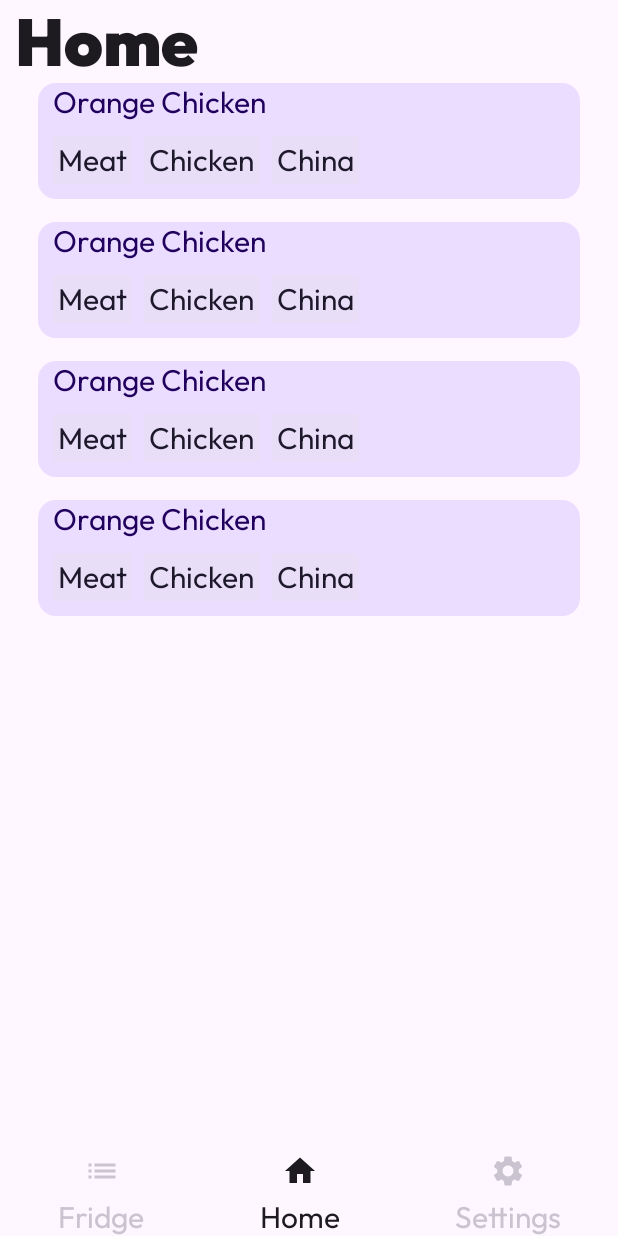
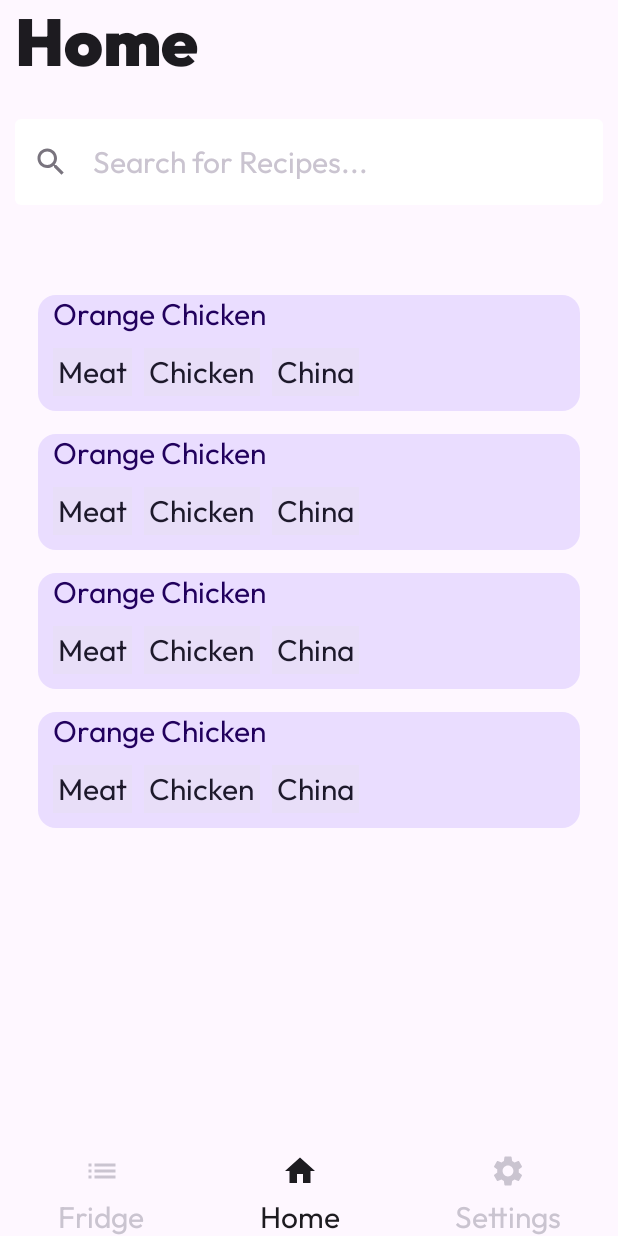
Before and after one commit to DanielRasho/SmartFridge, an Android app built with Jetpack Compose: the HomeView screen opened through its navigation route, on a phone screen of 412 x 824 dp. Run offline under Robolectric (Android 15) with nearby library versions, the light colour scheme and no system bars; pictures from the network do not load.

Commit message:
search bar

```diff
--- a/android/app/src/main/java/uvg/edu/gt/smartfridge/components/searchBar.kt
+++ b/android/app/src/main/java/uvg/edu/gt/smartfridge/components/searchBar.kt
@@ -1,8 +1,59 @@
 package uvg.edu.gt.smartfridge.components
 
+import androidx.compose.foundation.layout.fillMaxWidth
+import androidx.compose.foundation.layout.height
+import androidx.compose.foundation.layout.padding
+import androidx.compose.foundation.layout.size
+import androidx.compose.foundation.layout.width
+import androidx.compose.foundation.text.KeyboardActions
+import androidx.compose.foundation.text.KeyboardOptions
+import androidx.compose.material.icons.Icons
+import androidx.compose.material.icons.filled.Search
+import androidx.compose.material3.ExperimentalMaterial3Api
+import androidx.compose.material3.Icon
+import androidx.compose.material3.MaterialTheme
+import androidx.compose.material3.OutlinedTextField
+import androidx.compose.material3.Text
+import androidx.compose.material3.TextFieldDefaults
 import androidx.compose.runtime.Composable
+import androidx.compose.runtime.getValue
+import androidx.compose.runtime.mutableStateOf
+import androidx.compose.runtime.remember
+import androidx.compose.runtime.setValue
+import androidx.compose.ui.Modifier
+import androidx.compose.ui.graphics.Color
+import androidx.compose.ui.graphics.vector.ImageVector
+import androidx.compose.ui.tooling.preview.Preview
+import androidx.compose.ui.unit.dp
+import androidx.compose.ui.unit.sp
 
+
+@OptIn(ExperimentalMaterial3Api::class)
 @Composable
-fun SearchBar() {
+fun searchBar(placeholder: String) {
+    var text by remember { mutableStateOf("") }
 
+    OutlinedTextField(
+
+        value = text,
+        onValueChange = { text = it },
+        placeholder = { Text(text = placeholder,color=MaterialTheme.colorScheme.outlineVariant,style=MaterialTheme.typography.bodyLarge, fontSize = 20.sp) },
+        leadingIcon = {
+            Icon(Icons.Default.Search, contentDescription = "Button Icon",tint=MaterialTheme.colorScheme.outline)
+        },
+        modifier = Modifier
+            .fillMaxWidth()
+            .width(240.dp),
+        colors = TextFieldDefaults.textFieldColors(
+            containerColor = MaterialTheme.colorScheme.onPrimary,
+            focusedIndicatorColor = Color.Transparent,
+            unfocusedIndicatorColor = Color.Transparent
+        )
+    )
 }
+
+@Preview
+@Composable
+fun SearchBarPreview() {
+    searchBar(placeholder = "Search")
+}
--- a/android/app/src/main/java/uvg/edu/gt/smartfridge/views/Fridge.kt
+++ b/android/app/src/main/java/uvg/edu/gt/smartfridge/views/Fridge.kt
@@ -39,8 +39,8 @@ import androidx.navigation.compose.rememberNavController
 import uvg.edu.gt.smartfridge.components.BottomNavBar
 import uvg.edu.gt.smartfridge.components.IconPrimaryButton
 import uvg.edu.gt.smartfridge.components.NavItem
-import uvg.edu.gt.smartfridge.components.SearchBar
 import uvg.edu.gt.smartfridge.components.Title
+import uvg.edu.gt.smartfridge.components.searchBar
 import uvg.edu.gt.smartfridge.models.Ingredient
 import uvg.edu.gt.smartfridge.ui.theme.smartFridgeTheme
 
@@ -78,7 +78,8 @@ fun FridgeView(navHostController: NavHostController) {
         ) {
             Title(text = "Fridge")
             Spacer(modifier = Modifier.height(24.dp))
-            SearchBar()
+            searchBar("Search for Ingredients...")
+            Spacer(modifier = Modifier.height(40.dp))
             for ((categoryName, ingredientList) in groupedIngredients){
                 categoryList(categoryName, ingredientList)
                 Spacer(modifier = Modifier.height(36.dp))
--- a/android/app/src/main/java/uvg/edu/gt/smartfridge/views/Home.kt
+++ b/android/app/src/main/java/uvg/edu/gt/smartfridge/views/Home.kt
@@ -28,8 +28,8 @@ import androidx.navigation.compose.rememberNavController
 import coil.compose.AsyncImage
 import uvg.edu.gt.smartfridge.components.BottomNavBar
 import uvg.edu.gt.smartfridge.components.NavItem
-import uvg.edu.gt.smartfridge.components.SearchBar
 import uvg.edu.gt.smartfridge.components.Title
+import uvg.edu.gt.smartfridge.components.searchBar
 import uvg.edu.gt.smartfridge.models.Ingredient
 import uvg.edu.gt.smartfridge.models.Recipe
 import uvg.edu.gt.smartfridge.ui.theme.smartFridgeTheme
@@ -80,7 +80,9 @@ fun HomeView(navController: NavHostController, modifier: Modifier = Modifier) {
                 .padding(10.dp, 0.dp)
         ) {
             Title("Home")
-            SearchBar()
+            Spacer(modifier = Modifier.height(24.dp))
+            searchBar("Search for Recipes...")
+            Spacer(modifier = Modifier.height(60.dp))
             LazyColumn {
                 recipes.forEach { recipe ->
                     item {
```
